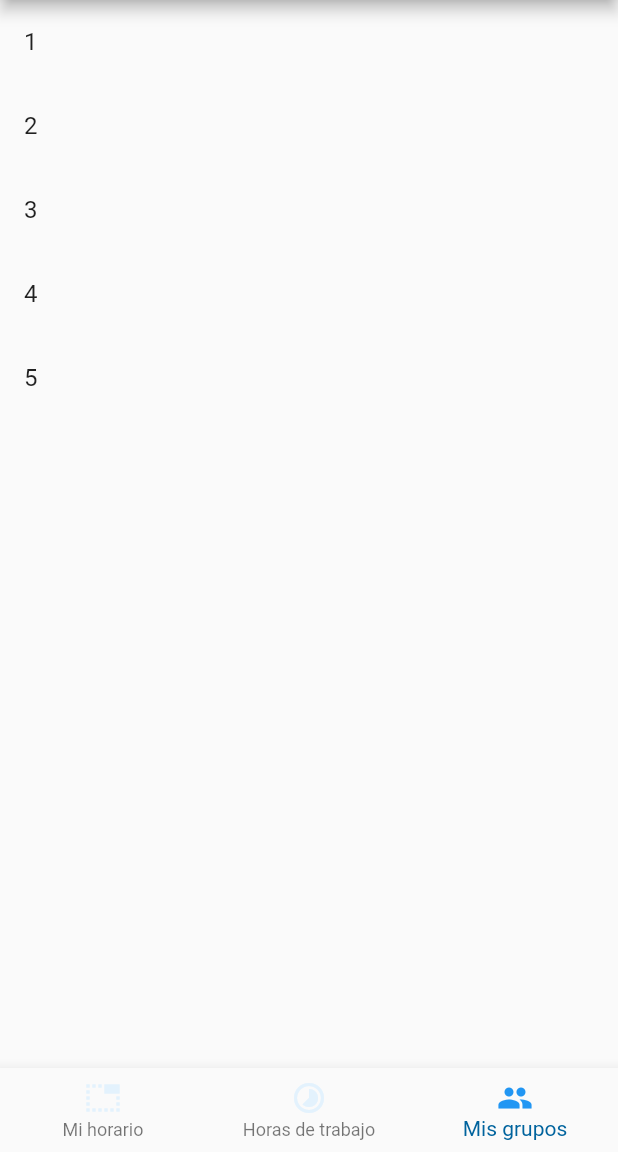
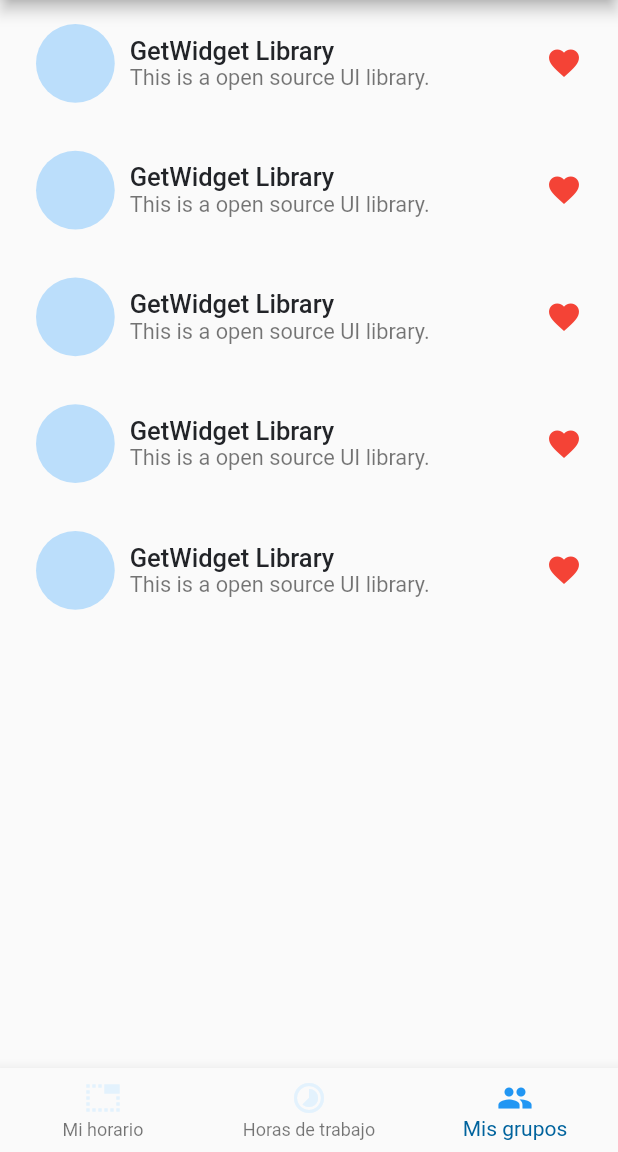
Before and after one commit to OppositeDragon/programador_reuniones_flutter, a Flutter app: the Dashboard screen opened by its route, swiped to page 3, on a phone screen of 412 x 824 dp, the part 84-1236 px from its top. Run offline on Flutter 3.47's test engine with Material 2 defaults, Android fonts, the phone set to English and light mode, and no system bars; drawn by our look-alikes of getwidget; our stand-ins replace firebase_core, flutter_riverpod, go_router; accounts and stored records are empty.

Commit message:
Custom listTile añadido, librería getwidget

```diff
--- a/lib/widgets/grupos_personal_widget.dart
+++ b/lib/widgets/grupos_personal_widget.dart
@@ -1,5 +1,6 @@
 import 'package:flutter/material.dart';
 import 'package:flutter_riverpod/flutter_riverpod.dart';
+import 'package:getwidget/getwidget.dart';
 
 class GruposPersonal extends ConsumerStatefulWidget {
   const GruposPersonal({super.key});
@@ -16,9 +17,11 @@ class _GruposPersonalState extends ConsumerState<GruposPersonal> {
     return ListView.builder(
       itemCount: items.length,
       itemBuilder: (context, index) {
-        return ListTile(
-          title: Text(items[index]),
-        );
+        return const GFListTile(
+            avatar: GFAvatar(),
+            titleText: 'GetWidget Library',
+            subTitleText: 'This is a open source UI library.',
+            icon: Icon(Icons.favorite, color: Colors.red));
       },
     );
   }
--- a/pubspec.yaml
+++ b/pubspec.yaml
@@ -40,6 +40,7 @@ dependencies:
   firebase_storage: ^10.2.16
   flutter_riverpod: ^1.0.4
   go_router: ^3.1.0
+  getwidget: ^2.0.5
 
 dev_dependencies:
   flutter_test:
```
Also changed, not shown: pubspec.lock.
